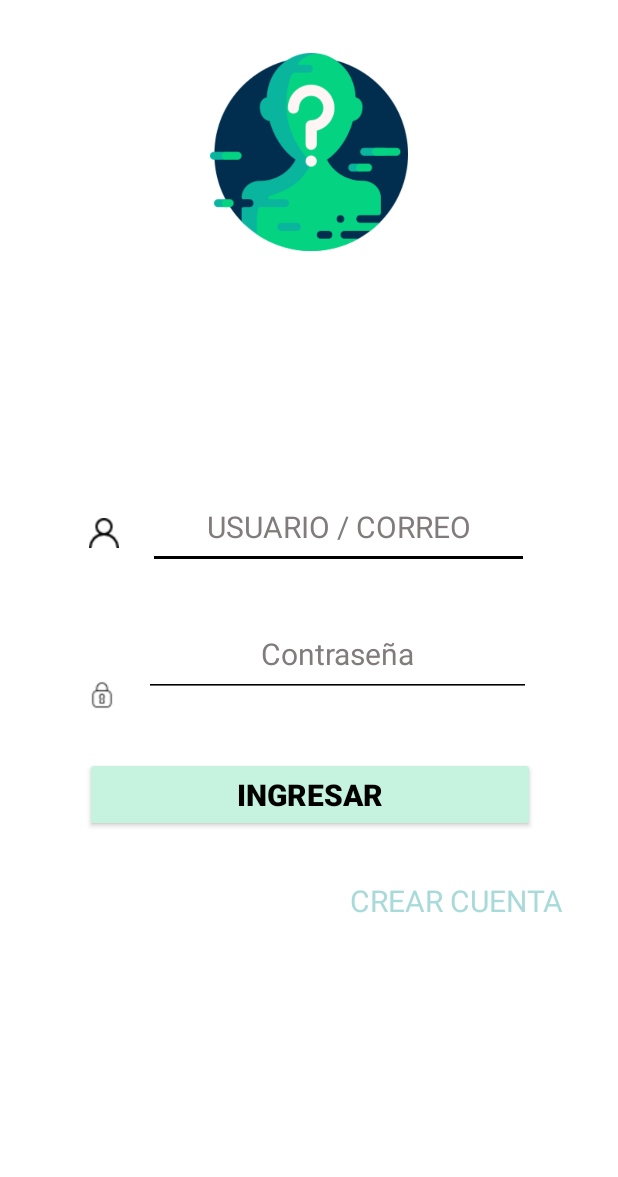
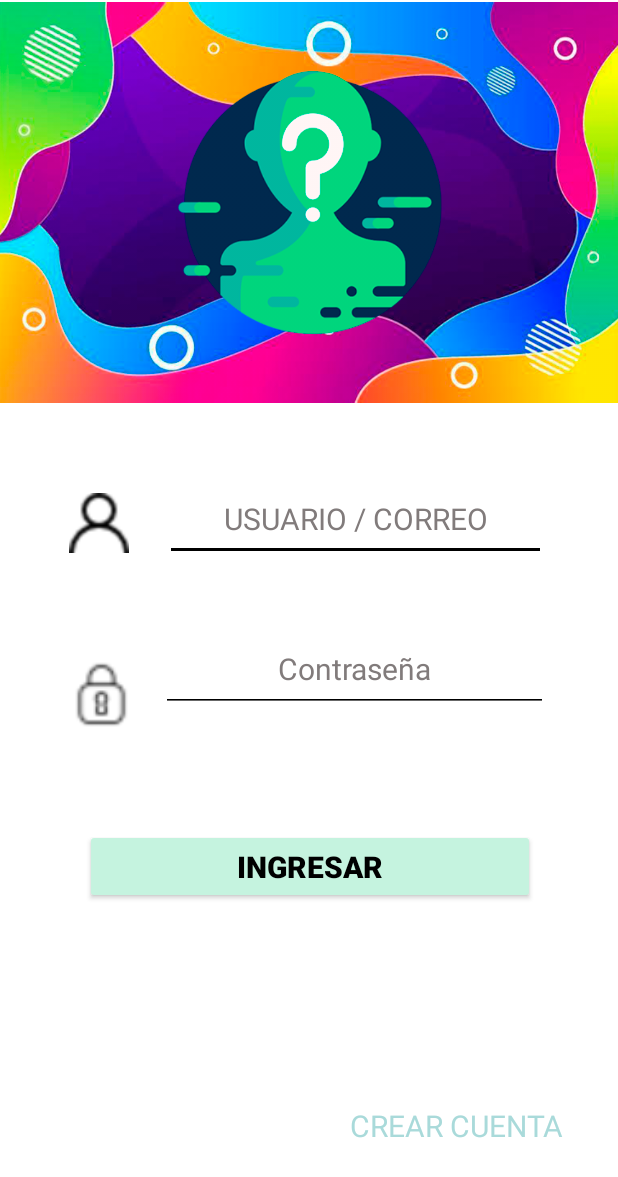
Before and after one commit to Israel8998/ConArt, an Android app: the screen it shows after launch (IniciarSesion), on a phone screen of 412 x 824 dp. Shown: the top 1177 px of the screen. Run offline under Robolectric (Android 15) with nearby library versions, the phone set to English and light mode, and no system bars.

Commit message:
LoginConfiguracion

```diff
--- a/app/src/main/res/layout/activity_iniciar_sesion.xml
+++ b/app/src/main/res/layout/activity_iniciar_sesion.xml
@@ -11,8 +11,8 @@
         android:id="@+id/txtCorreo"
         android:layout_width="254dp"
         android:layout_height="56dp"
-        android:layout_marginTop="156dp"
-        android:layout_marginEnd="40dp"
+        android:layout_marginTop="48dp"
+        android:layout_marginEnd="48dp"
         android:backgroundTint="@color/black"
         android:hint="USUARIO / CORREO"
         android:inputType="textPersonName"
@@ -21,33 +21,35 @@
         android:textColorHint="#817B7B"
         android:textSize="20sp"
         app:layout_constraintEnd_toEndOf="parent"
-        app:layout_constraintStart_toEndOf="@+id/imageView3"
         app:layout_constraintTop_toBottomOf="@+id/imageView" />
 
     <Button
         android:id="@+id/button"
         android:layout_width="300dp"
         android:layout_height="50dp"
-        android:layout_marginStart="40dp"
-        android:layout_marginTop="40dp"
-        android:layout_marginEnd="40dp"
+        android:layout_marginStart="56dp"
+        android:layout_marginTop="10dp"
+        android:layout_marginEnd="55dp"
+        android:layout_marginBottom="100dp"
         android:backgroundTint="#C5F3DF"
         android:text="Ingresar"
         android:textAlignment="center"
         android:textColor="@color/black"
         android:textSize="20sp"
         android:textStyle="bold"
+        app:layout_constraintBottom_toTopOf="@+id/textView5"
         app:layout_constraintEnd_toEndOf="parent"
-        app:layout_constraintHorizontal_bias="0.516"
+        app:layout_constraintHorizontal_bias="1.0"
         app:layout_constraintStart_toStartOf="parent"
-        app:layout_constraintTop_toBottomOf="@+id/txtPassword" />
+        app:layout_constraintTop_toBottomOf="@+id/imageView2" />
 
     <ImageView
         android:id="@+id/imageView3"
-        android:layout_width="20dp"
-        android:layout_height="40dp"
-        android:layout_marginStart="40dp"
-        android:layout_marginTop="168dp"
+        android:layout_width="40dp"
+        android:layout_height="61dp"
+        android:layout_marginStart="45dp"
+        android:layout_marginTop="48dp"
+        android:layout_marginEnd="24dp"
         android:background="@color/white"
         app:layout_constraintEnd_toStartOf="@+id/txtCorreo"
         app:layout_constraintStart_toStartOf="parent"
@@ -58,34 +60,40 @@
         android:id="@+id/textView5"
         android:layout_width="wrap_content"
         android:layout_height="wrap_content"
-        android:layout_marginTop="32dp"
+        android:layout_marginStart="230dp"
         android:layout_marginEnd="36dp"
+        android:layout_marginBottom="60dp"
         android:background="@color/white"
         android:text="CREAR CUENTA"
         android:textAllCaps="false"
         android:textColor="#A9DADA"
         android:textSize="20sp"
+        app:layout_constraintBottom_toBottomOf="parent"
         app:layout_constraintEnd_toEndOf="parent"
-        app:layout_constraintTop_toBottomOf="@+id/button" />
+        app:layout_constraintHorizontal_bias="1.0"
+        app:layout_constraintStart_toStartOf="parent" />
 
     <ImageView
         android:id="@+id/imageView2"
-        android:layout_width="20dp"
-        android:layout_height="40dp"
-        android:layout_marginStart="40dp"
-        android:layout_marginTop="68dp"
+        android:layout_width="47dp"
+        android:layout_height="91dp"
+        android:layout_marginStart="44dp"
+        android:layout_marginBottom="207dp"
         android:background="@color/white"
-        app:layout_constraintEnd_toStartOf="@+id/txtPassword"
+        app:layout_constraintBottom_toBottomOf="parent"
         app:layout_constraintStart_toStartOf="parent"
         app:layout_constraintTop_toBottomOf="@+id/imageView3"
+        app:layout_constraintVertical_bias="0.259"
         app:srcCompat="@drawable/contrasena" />
 
     <EditText
         android:id="@+id/txtPassword"
         android:layout_width="258dp"
         android:layout_height="57dp"
-        android:layout_marginTop="28dp"
-        android:layout_marginEnd="40dp"
+        android:layout_marginStart="16dp"
+        android:layout_marginTop="43dp"
+        android:layout_marginEnd="59dp"
+        android:layout_marginBottom="23dp"
         android:backgroundTint="#000000"
         android:hint="Contraseña"
         android:inputType="textPassword"
@@ -93,20 +101,23 @@
         android:textColor="#000000"
         android:textColorHint="#817B7B"
         android:textSize="20sp"
+        app:layout_constraintBottom_toTopOf="@+id/button"
         app:layout_constraintEnd_toEndOf="parent"
+        app:layout_constraintHorizontal_bias="0.0"
         app:layout_constraintStart_toEndOf="@+id/imageView2"
-        app:layout_constraintTop_toBottomOf="@+id/txtCorreo" />
+        app:layout_constraintTop_toBottomOf="@+id/txtCorreo"
+        app:layout_constraintVertical_bias="0.0" />
 
     <ImageView
         android:id="@+id/imageView"
-        android:layout_width="305dp"
-        android:layout_height="132dp"
-        android:layout_marginStart="90dp"
-        android:layout_marginTop="35dp"
-        android:layout_marginEnd="90dp"
+        android:layout_width="418dp"
+        android:layout_height="270dp"
+        android:layout_marginBottom="104dp"
+        app:layout_constraintBottom_toTopOf="@+id/imageView3"
         app:layout_constraintEnd_toEndOf="parent"
+        app:layout_constraintHorizontal_bias="0.571"
         app:layout_constraintStart_toStartOf="parent"
         app:layout_constraintTop_toTopOf="parent"
-        app:srcCompat="@drawable/desconocido" />
+        app:srcCompat="@drawable/login" />
 
 </androidx.constraintlayout.widget.ConstraintLayout>
```
Also changed, not shown: app/src/main/res/drawable/login.png (added).
